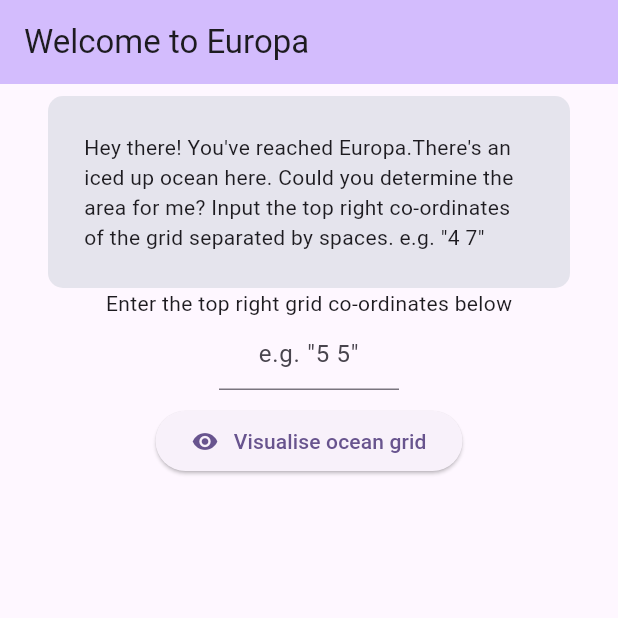
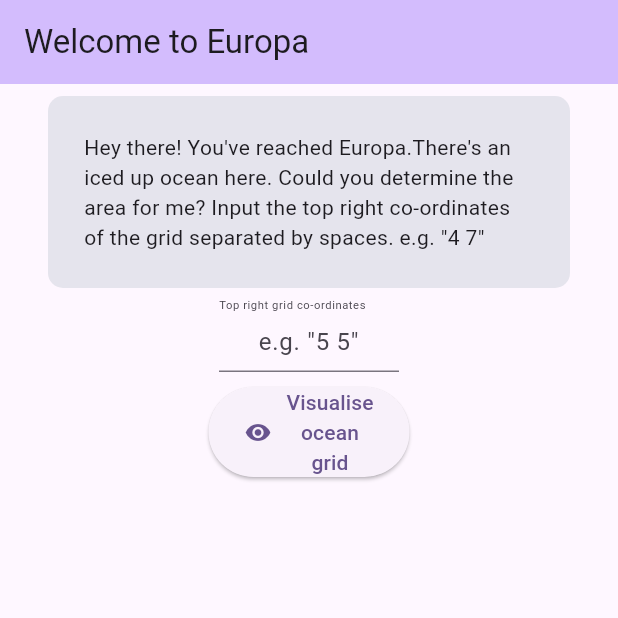
Before and after one commit to Devenom1/MaxHomeProjectEuropa, a Flutter app: the screen it shows after launch, on a phone screen of 412 x 824 dp, the top half of it. Run offline on Flutter 3.47's test engine with Material 3 defaults, Android fonts, the phone set to English and light mode, and no system bars.

Commit message:
Fixed UI issues for mobile

```diff
--- a/lib/home/home_screen.dart
+++ b/lib/home/home_screen.dart
@@ -86,9 +86,11 @@ class _HomeScreenState extends State<HomeScreen> {
                 children: [
                   Column(
                     children: [
-                      Text("Enter the top right grid co-ordinates below"),
+                      //Text("Enter the top right grid co-ordinates below"),
                       Row(
                         mainAxisSize: MainAxisSize.min,
+                        children: [
+                          Stack(
                             children: [
                               SizedBox(
                                 width: 120,
@@ -96,6 +98,8 @@ class _HomeScreenState extends State<HomeScreen> {
                                   controller: _gridSizeTextController,
                                   decoration: const InputDecoration(
                                       hintText: "e.g. \"5 5\"",
+                                      label: Text("Top right grid co-ordinates", style: TextStyle(fontSize: 10)),
+                                      floatingLabelBehavior: FloatingLabelBehavior.always
                                   ),
                                   enabled: _gridTextEnabled,
                                   onSubmitted: (value) => _visualizeGrid,
@@ -105,14 +109,24 @@ class _HomeScreenState extends State<HomeScreen> {
                                 ),
                               ),
                               if (_maxGridX != -1 && _maxGridY != -1)
-                            IconButton(
+                                Positioned(
+                                  top: 15,
+                                  bottom: 15,
+                                  right: 5,
+                                  child: IconButton(
                                     onPressed: _removeGridValues,
                                     icon: Icon(Icons.close),
                                   ),
+                                ),
+                            ]
+                          )
+
                         ],
                       ),
 
+                      if (_maxGridX == -1 && _maxGridY == -1)
                         SizedBox(height: 10),
+                      if (_maxGridX == -1 && _maxGridY == -1)
                         ElevatedButton(
                           onPressed: _visualizeGrid,
                           child: Row(
@@ -120,13 +134,14 @@ class _HomeScreenState extends State<HomeScreen> {
                             children: [
                               Icon(Icons.remove_red_eye),
                               SizedBox(width: 10),
-                            Text("Visualise ocean grid"),
+                              Text("Visualise\nocean\ngrid", textAlign: TextAlign.center),
                             ],
                           ),
                         ),
                     ],
                   ),
-                  if (_maxGridX != -1 && _maxGridY != -1) addRobotWidget(),
+                  if (_maxGridX != -1 && _maxGridY != -1)
+                    Expanded(child: addRobotWidget()),
                 ],
               ),
 
```
Lines whose indentation alone changed are shown as unchanged.
